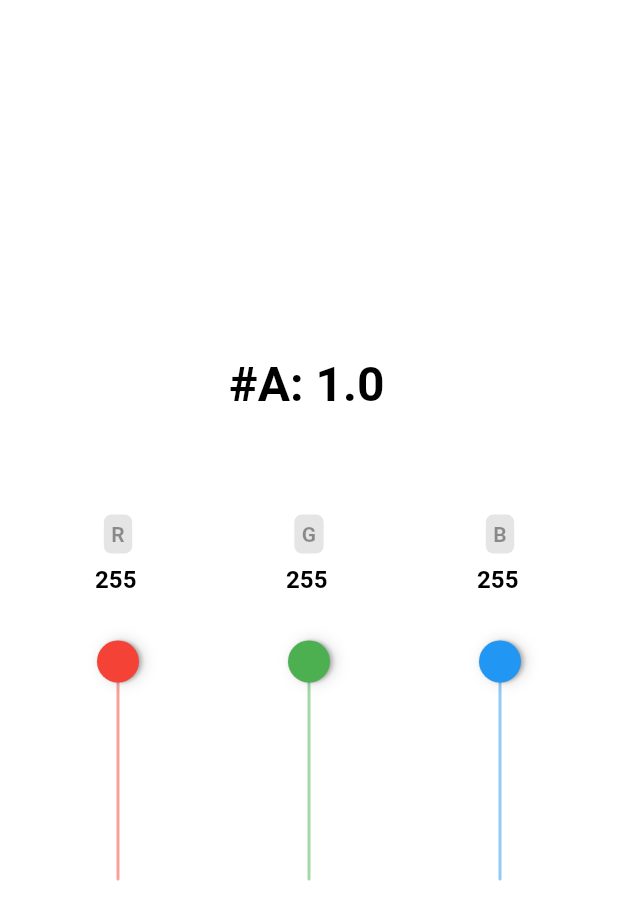
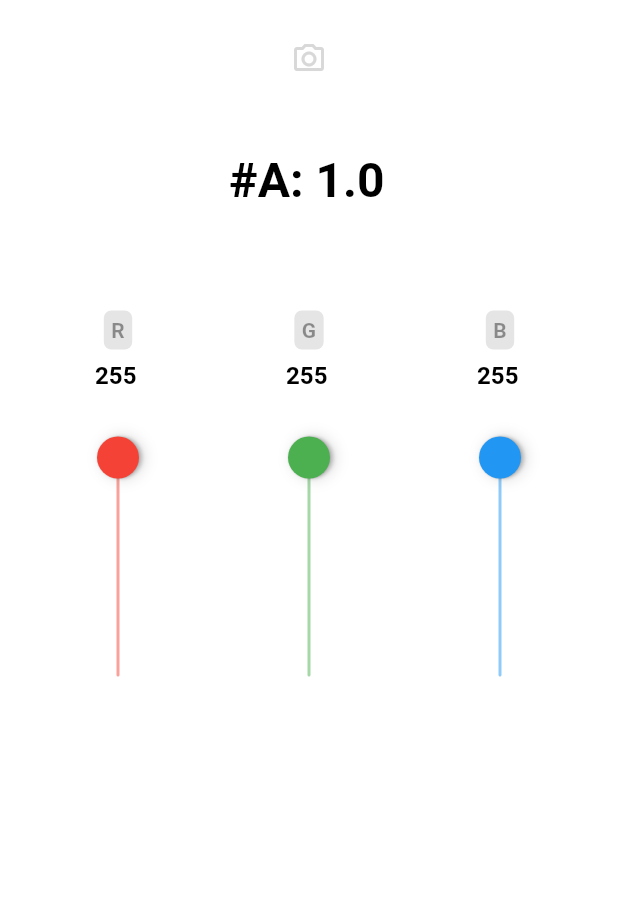
Before and after one commit to e200/color_generator, a Flutter app: the screen it shows after launch, on a phone screen of 412 x 824 dp. Shown: the top 920 px of the screen. Run offline on Flutter 3.47's test engine with Material 2 defaults, Android fonts, the phone set to English and light mode, and no system bars; our stand-ins replace bloc, flutter_bloc, freezed_annotation, image_picker; generated files the repository leaves out were written again.

```diff
--- a/lib/screens/home/screen.dart
+++ b/lib/screens/home/screen.dart
@@ -2,6 +2,7 @@ import 'package:color_generator/cubit/color_cubit.dart';
 import 'package:color_generator/screens/home/widgets/color_preview.dart';
 import 'package:color_generator/screens/home/widgets/color_sliders.dart';
 import 'package:color_generator/screens/home/widgets/hexadecimal_color_text_field.dart';
+import 'package:color_generator/screens/home/widgets/top_bar.dart';
 import 'package:flutter/cupertino.dart';
 import 'package:flutter/material.dart';
 import 'package:flutter_bloc/flutter_bloc.dart';
@@ -13,6 +14,10 @@ class HomeScreen extends StatelessWidget {
       body: Stack(
         children: [
           ColorPreview(),
+          SafeArea(
+            child: Column(
+              children: [
+                TopBar(),
                 Center(
                   child: SingleChildScrollView(
                     child: Padding(
@@ -41,6 +46,9 @@ class HomeScreen extends StatelessWidget {
                 ),
               ],
             ),
+          ),
+        ],
+      ),
     );
   }
 }
```
Lines whose indentation alone changed are shown as unchanged.
